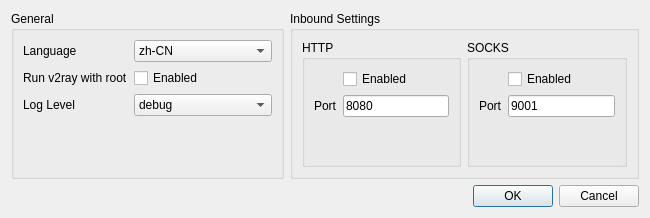
Above: src/PrefrencesWindow.ui from darsvador/qvssr before the change. Below: the same form after it.
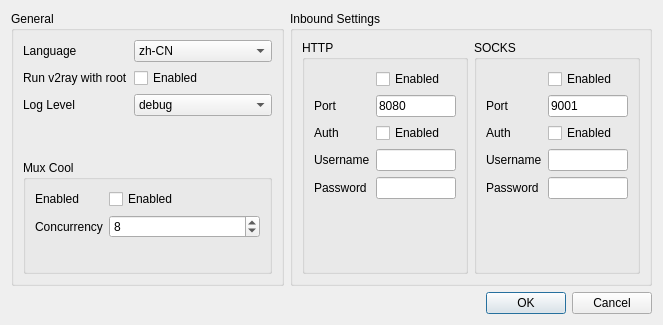
That is the form after the change.

Patch:
```diff
--- a/src/PrefrencesWindow.ui
+++ b/src/PrefrencesWindow.ui
@@ -6,10 +6,16 @@
    <rect>
     <x>0</x>
     <y>0</y>
-    <width>650</width>
-    <height>218</height>
+    <width>663</width>
+    <height>325</height>
    </rect>
   </property>
+  <property name="minimumSize">
+   <size>
+    <width>663</width>
+    <height>325</height>
+   </size>
+  </property>
   <property name="windowTitle">
    <string>Prefrences</string>
   </property>
@@ -19,6 +25,8 @@
      <property name="title">
       <string>General</string>
      </property>
+     <layout class="QVBoxLayout" name="verticalLayout">
+      <item>
      <layout class="QFormLayout" name="formLayout_3">
       <item row="0" column="0">
        <widget class="QLabel" name="label_6">
@@ -110,6 +118,51 @@
        </widget>
       </item>
      </layout>
+      </item>
+      <item>
+       <widget class="QGroupBox" name="groupBox_5">
+        <property name="title">
+         <string>Mux Cool</string>
+        </property>
+        <layout class="QFormLayout" name="formLayout">
+         <item row="0" column="0">
+          <widget class="QLabel" name="label_5">
+           <property name="text">
+            <string>Enabled</string>
+           </property>
+          </widget>
+         </item>
+         <item row="0" column="1">
+          <widget class="QCheckBox" name="checkBox_2">
+           <property name="text">
+            <string>Enabled</string>
+           </property>
+          </widget>
+         </item>
+         <item row="1" column="0">
+          <widget class="QLabel" name="label_8">
+           <property name="text">
+            <string>Concurrency</string>
+           </property>
+          </widget>
+         </item>
+         <item row="1" column="1">
+          <widget class="QSpinBox" name="spinBox">
+           <property name="minimum">
+            <number>1</number>
+           </property>
+           <property name="maximum">
+            <number>1024</number>
+           </property>
+           <property name="value">
+            <number>8</number>
+           </property>
+          </widget>
+         </item>
+        </layout>
+       </widget>
+      </item>
+     </layout>
     </widget>
    </item>
    <item row="0" column="1">
@@ -117,7 +170,7 @@
      <property name="title">
       <string>Inbound Settings</string>
      </property>
-     <layout class="QHBoxLayout" name="horizontalLayout">
+     <layout class="QHBoxLayout" name="horizontalLayout" stretch="1,1">
       <item>
        <widget class="QGroupBox" name="groupBox_3">
         <property name="title">
@@ -154,6 +207,40 @@
            </property>
           </widget>
          </item>
+         <item row="3" column="0">
+          <widget class="QLabel" name="label_2">
+           <property name="text">
+            <string>Username</string>
+           </property>
+          </widget>
+         </item>
+         <item row="2" column="0">
+          <widget class="QLabel" name="label_9">
+           <property name="text">
+            <string>Auth</string>
+           </property>
+          </widget>
+         </item>
+         <item row="4" column="0">
+          <widget class="QLabel" name="label_13">
+           <property name="text">
+            <string>Password</string>
+           </property>
+          </widget>
+         </item>
+         <item row="2" column="1">
+          <widget class="QCheckBox" name="checkBox_3">
+           <property name="text">
+            <string>Enabled</string>
+           </property>
+          </widget>
+         </item>
+         <item row="3" column="1">
+          <widget class="QLineEdit" name="lineEdit"/>
+         </item>
+         <item row="4" column="1">
+          <widget class="QLineEdit" name="lineEdit_2"/>
+         </item>
         </layout>
        </widget>
       </item>
@@ -184,6 +271,40 @@
            </property>
           </widget>
          </item>
+         <item row="2" column="0">
+          <widget class="QLabel" name="label_10">
+           <property name="text">
+            <string>Auth</string>
+           </property>
+          </widget>
+         </item>
+         <item row="3" column="0">
+          <widget class="QLabel" name="label_11">
+           <property name="text">
+            <string>Username</string>
+           </property>
+          </widget>
+         </item>
+         <item row="4" column="0">
+          <widget class="QLabel" name="label_12">
+           <property name="text">
+            <string>Password</string>
+           </property>
+          </widget>
+         </item>
+         <item row="2" column="1">
+          <widget class="QCheckBox" name="checkBox_4">
+           <property name="text">
+            <string>Enabled</string>
+           </property>
+          </widget>
+         </item>
+         <item row="3" column="1">
+          <widget class="QLineEdit" name="lineEdit_3"/>
+         </item>
+         <item row="4" column="1">
+          <widget class="QLineEdit" name="lineEdit_4"/>
+         </item>
         </layout>
        </widget>
       </item>
```
Left out of the diff: 2 changed lines with no effect on the pictures. Lines whose indentation alone changed are shown as unchanged.
